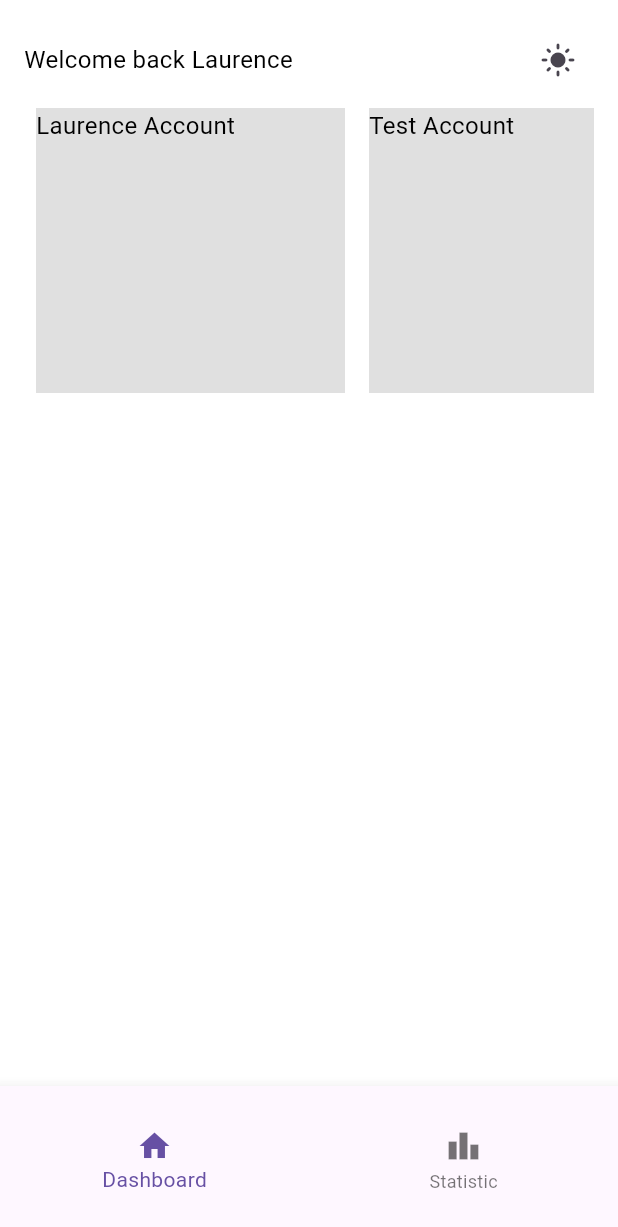
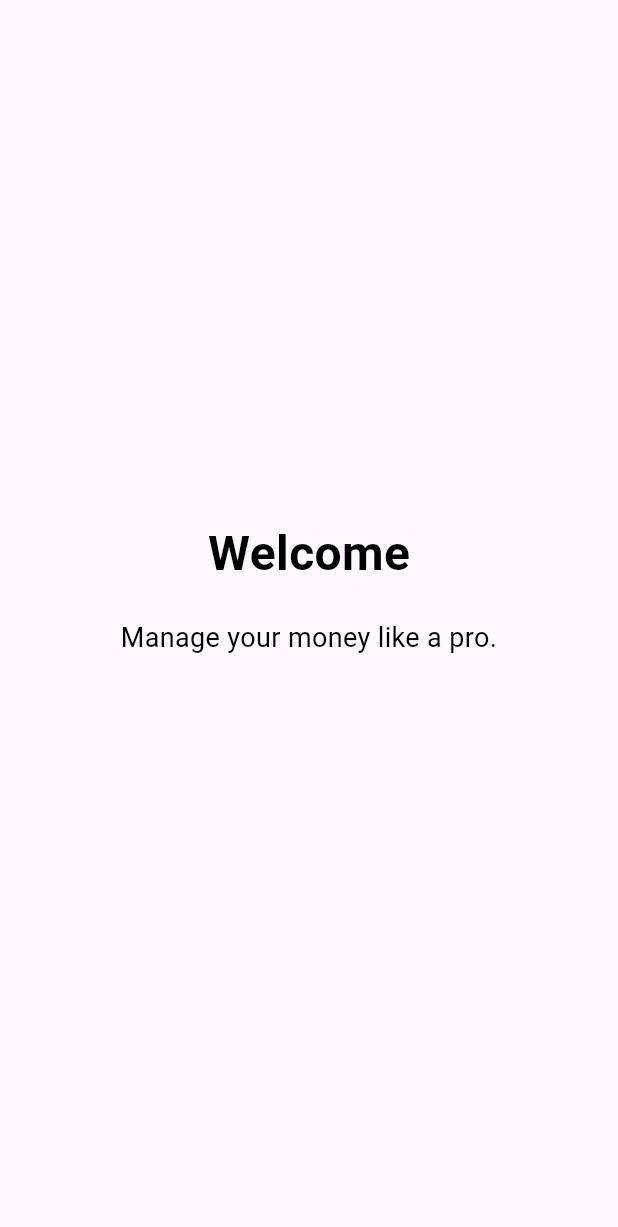
Before and after one commit to LaurenceChiayadi/money-planning-app, a Flutter app: the screen it shows after launch, on a phone screen of 412 x 824 dp. Shown: the top 1227 px of the screen. Run offline on Flutter 3.47's test engine with Material 3 defaults, Android fonts, the light colour scheme and no system bars.

Commit message:
Onboarding Page setup

```diff
--- /dev/null
+++ b/lib/components/global/layout.dart
@@ -0,0 +1,20 @@
+import 'package:flutter/material.dart';
+
+class Layout extends StatelessWidget {
+  final Widget child;
+  const Layout({super.key, required this.child});
+
+  @override
+  Widget build(BuildContext context) {
+    return Scaffold(
+      body: SingleChildScrollView(
+        child: SafeArea(
+          child: Padding(
+            padding: const EdgeInsets.all(16),
+            child: child,
+          ),
+        ),
+      ),
+    );
+  }
+}
--- a/lib/main.dart
+++ b/lib/main.dart
@@ -1,4 +1,5 @@
 import 'package:flutter/material.dart';
+import 'package:money_planner/screens/onboarding_page.dart';
 import 'package:provider/provider.dart';
 
 import 'package:money_planner/assets/theme/theme.dart';
@@ -27,67 +28,22 @@ class _MyAppState extends State<MyApp> {
     });
   }
 
-  List<Widget> _getWidgetOptions() {
-    return [
-      HomePage(toggleTheme: _toggleTheme, themeMode: _themeMode),
-      const StatisticsPage(),
-    ];
-  }
-
-  int _currentIndex = 0;
-
-  void _onTabTapped(int index) {
-    setState(() {
-      _currentIndex = index;
-    });
-  }
-
   @override
   Widget build(BuildContext context) {
     return MultiProvider(
       providers: [ChangeNotifierProvider(create: (ctx) => Accounts())],
       child: MaterialApp(
-        title: 'Money Planning App',
-        theme: CustomTheme.theme,
-        darkTheme: CustomDarkModeTheme.theme,
-        themeMode: _themeMode,
-        home: Scaffold(
-          bottomNavigationBar: _buildBottomNavigationBar(),
-          body: _buildBody(),
-        ),
-      ),
-    );
-  }
-
-  Widget _buildBottomNavigationBar() {
-    return SizedBox(
-      height: 100,
-      child: BottomNavigationBar(
-        items: const <BottomNavigationBarItem>[
-          BottomNavigationBarItem(
-            icon: Icon(Icons.home),
-            label: 'Dashboard',
-          ),
-          BottomNavigationBarItem(
-            icon: Icon(Icons.leaderboard),
-            label: 'Statistic',
-          ),
-        ],
-        currentIndex: _currentIndex,
-        selectedItemColor: Theme.of(context).primaryColor,
-        onTap: _onTabTapped,
-      ),
-    );
-  }
-
-  Widget _buildBody() {
-    return SingleChildScrollView(
-      child: SafeArea(
-        child: Padding(
-          padding: const EdgeInsets.all(16),
-          child: _getWidgetOptions().elementAt(_currentIndex),
-        ),
-      ),
+          title: 'Money Planning App',
+          darkTheme: CustomDarkModeTheme.theme,
+          themeMode: _themeMode,
+          initialRoute: '/onboard',
+          routes: {
+            '/': (context) =>
+                HomePage(toggleTheme: _toggleTheme, themeMode: _themeMode),
+            '/onboard': (context) => OnboardingPage(
+                  themeMode: _themeMode,
+                ),
+          }),
     );
   }
 }
--- a/lib/screens/home_page.dart
+++ b/lib/screens/home_page.dart
@@ -1,4 +1,5 @@
 import 'package:flutter/material.dart';
+import 'package:money_planner/components/global/Layout.dart';
 import 'package:provider/provider.dart';
 
 import 'package:money_planner/providers/accounts.dart';
@@ -16,7 +17,8 @@ class HomePage extends StatelessWidget {
     final accounts = Provider.of<Accounts>(context).accounts;
     double deviceWidth = MediaQuery.of(context).size.width;
 
-    return Column(
+    return Layout(
+      child: Column(
         children: [
           Row(mainAxisAlignment: MainAxisAlignment.spaceBetween, children: [
             Text(
@@ -49,6 +51,7 @@ class HomePage extends StatelessWidget {
           )
           //  Row(chi)
         ],
+      ),
     );
   }
 }
--- /dev/null
+++ b/lib/screens/onboarding_page.dart
@@ -0,0 +1,82 @@
+import 'package:flutter/material.dart';
+import 'package:money_planner/components/global/Layout.dart';
+
+class OnboardingPage extends StatelessWidget {
+  final ThemeMode themeMode;
+  final List<Map<String, dynamic>> onboardingData = [
+    {
+      'title': 'Welcome',
+      'subtitle': 'Manage your money like a pro.',
+    },
+    {
+      'title': 'Track Spending',
+      'subtitle': 'Stay in control with real-time insights.',
+    },
+    {
+      'title': 'Set Goals',
+      'subtitle': 'Plan and reach your financial dreams.',
+    },
+  ];
+
+  OnboardingPage({super.key, required this.themeMode});
+
+  @override
+  Widget build(BuildContext context) {
+    return Scaffold(
+        body: PageView.builder(
+      itemCount: onboardingData.length,
+      itemBuilder: (context, index) {
+        final page = onboardingData[index];
+        return OnboardingScreen(
+          themeMode: themeMode,
+          title: page['title'],
+          subtitle: page['subtitle'],
+          isLastPage: index == onboardingData.length - 1,
+        );
+      },
+    ));
+  }
+}
+
+class OnboardingScreen extends StatelessWidget {
+  final String title;
+  final String subtitle;
+  final bool isLastPage;
+  final ThemeMode themeMode;
+
+  const OnboardingScreen({
+    super.key,
+    required this.title,
+    required this.subtitle,
+    required this.isLastPage,
+    required this.themeMode,
+  });
+
+  @override
+  Widget build(BuildContext context) {
+    final isDark = themeMode == ThemeMode.dark;
+    return Column(
+      mainAxisAlignment: MainAxisAlignment.center,
+      children: [
+        Text(title,
+            style: TextStyle(
+                fontSize: 32,
+                fontWeight: FontWeight.bold,
+                color: isDark ? Colors.white : Colors.black)),
+        const SizedBox(height: 20),
+        Text(subtitle,
+            textAlign: TextAlign.center,
+            style: TextStyle(
+                fontSize: 18, color: isDark ? Colors.white : Colors.black)),
+        const SizedBox(height: 40),
+        if (isLastPage)
+          ElevatedButton(
+            onPressed: () {
+              Navigator.pushReplacementNamed(context, '/');
+            },
+            child: const Text("Get Started"),
+          )
+      ],
+    );
+  }
+}
```
Lines whose indentation alone changed are shown as unchanged.
